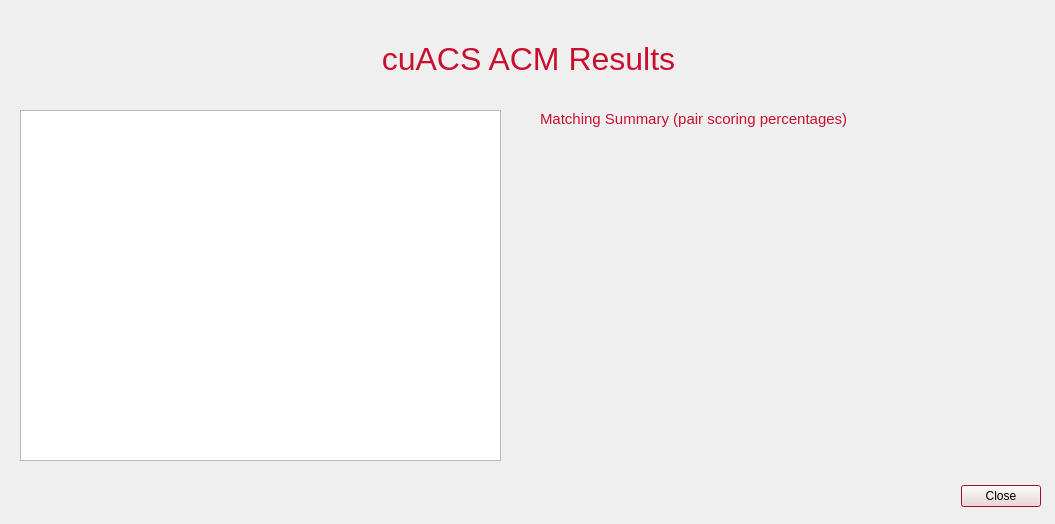
Above: cuACS/viewmatches.ui from cameronhawtin/Animal-Farm-cuACS before the change. Below: the same form after it.
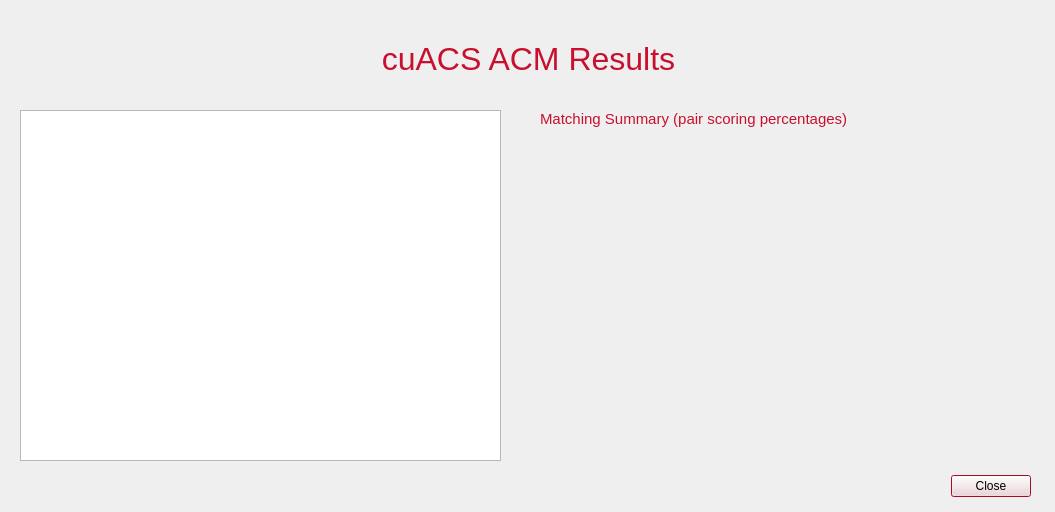
That is the form after the change.

Diff of the .ui file:
```diff
--- a/cuACS/viewmatches.ui
+++ b/cuACS/viewmatches.ui
@@ -7,7 +7,7 @@
     <x>0</x>
     <y>0</y>
     <width>1055</width>
-    <height>524</height>
+    <height>512</height>
    </rect>
   </property>
   <property name="palette">
@@ -161,8 +161,8 @@
   <widget class="QDialogButtonBox" name="buttonBox">
    <property name="geometry">
     <rect>
-     <x>700</x>
-     <y>480</y>
+     <x>690</x>
+     <y>470</y>
      <width>341</width>
      <height>32</height>
     </rect>
```
